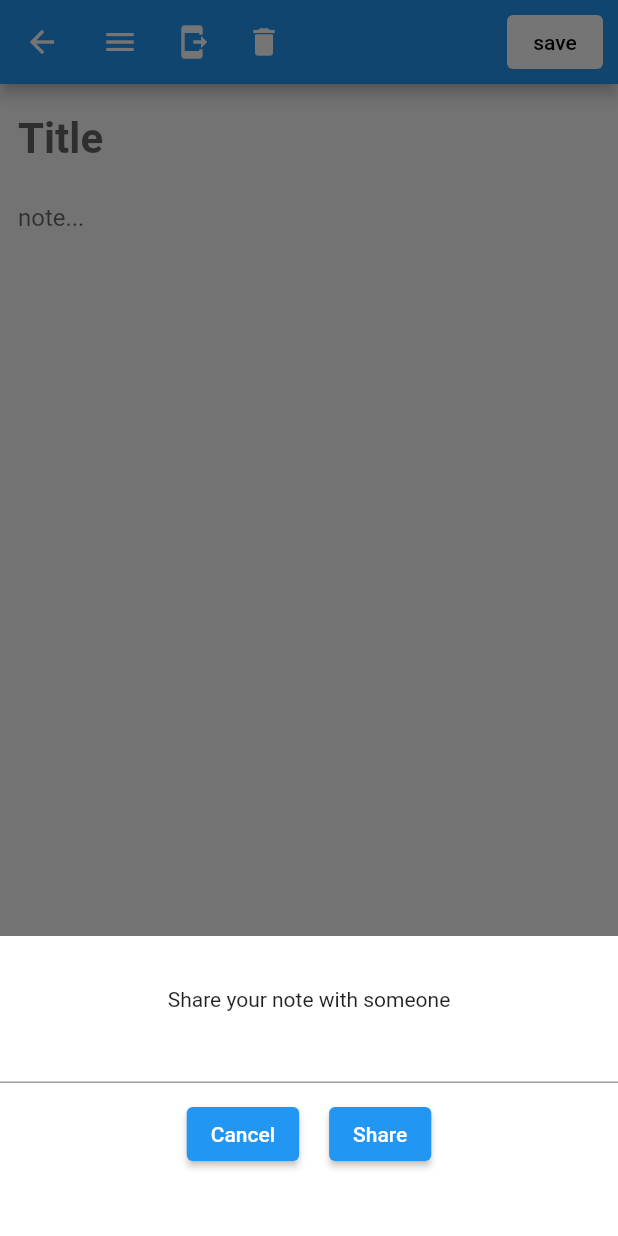
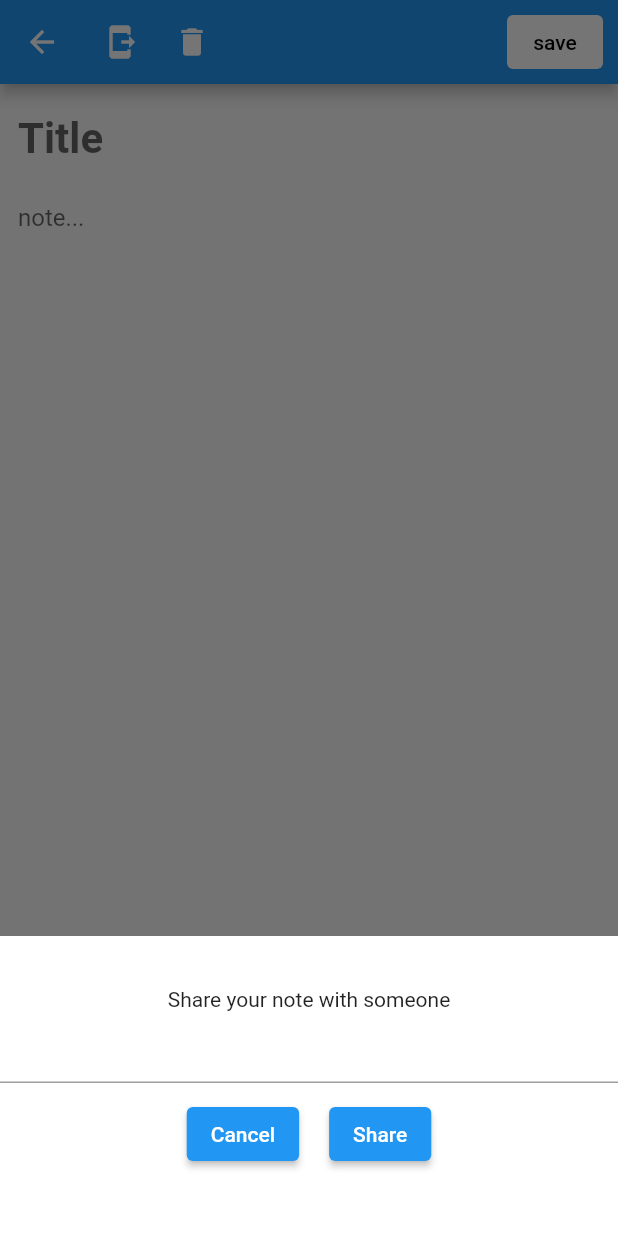
Before and after one commit to jimmytran005/at_notes, a Flutter app: the AddNote screen opened directly with empty values, after a tap on the "send to mobile" icon, on a phone screen of 412 x 824 dp. Run offline on Flutter 3.47's test engine with Material 2 defaults, Android fonts, the phone set to English and light mode, and no system bars; our stand-ins replace community_material_icon; missing offline and left inert: at_app_flutter, at_client_mobile, at_commons, at_onboarding_flutter, at_utils.

Commit message:
clean up

```diff
--- a/lib/components/EditorProvider.dart
+++ b/lib/components/EditorProvider.dart
@@ -1,6 +1,7 @@
 import 'package:flutter/material.dart';
 import 'Text_Field.dart';
 
+// This is the editor component that is within the add notes page
 class EditorProvider extends ChangeNotifier {
   List<FocusNode> _nodes = [];
   List<TextEditingController> _text = [];
--- a/lib/components/KeyBoardToolBar.dart
+++ b/lib/components/KeyBoardToolBar.dart
@@ -2,6 +2,7 @@ import 'package:community_material_icon/community_material_icon.dart';
 import 'package:flutter/material.dart';
 import 'Text_Field.dart';
 
+// This is the keyboard tool bar component
 class KeyBoardToolbar extends StatelessWidget {
   const KeyBoardToolbar(
       {Key? key, required this.onSelected, required this.selectedType})
--- a/lib/components/TextEditor.dart
+++ b/lib/components/TextEditor.dart
@@ -4,6 +4,7 @@ import 'EditorProvider.dart';
 import 'KeyBoardToolBar.dart';
 import 'Text_Field.dart';
 
+// This is the text editor component that is used within the add notes screen
 class TextEditor extends StatefulWidget {
   TextEditor({Key? key}) : super(key: key);
 
--- a/lib/components/note.dart
+++ b/lib/components/note.dart
@@ -56,7 +56,7 @@ class Note extends StatelessWidget {
                             Text(
                                 description!.substring(
                                         0,
-                                        (description!.length > 15)
+                                        (description!.length > 30)
                                             ? 22
                                             : description!.length) +
                                     ".....",
--- a/lib/main.dart
+++ b/lib/main.dart
@@ -14,6 +14,7 @@ import 'package:at_notes/utils/constants.dart' as constants;
 import 'package:at_notes/screens/home.dart';
 import 'package:at_notes/screens/add_note.dart';
 
+// The main function that executes the app
 Future<void> main() async {
   await AtEnv.load();
   runApp(const MyApp());
@@ -37,6 +38,7 @@ class MyApp extends StatefulWidget {
   _MyAppState createState() => _MyAppState();
 }
 
+// Main app widget
 class _MyAppState extends State<MyApp> {
   // * load the AtClientPreference in the background
   Future<AtClientPreference> futurePreference = loadAtClientPreference();
@@ -136,12 +138,12 @@ class MainWidget extends StatelessWidget {
     return MaterialApp(
       title: 'Named Routes Demo',
       // Start the app with the "/" named route. In this case, the app starts
-      // on the FirstScreen widget.
+      // on the HomeScreen widget.
       initialRoute: '/',
       routes: {
         // When navigating to the "/" route, build the HomeScreen widget.
         '/': (context) => HomeScreen(),
-        // When navigating to the "/note" route, build the TakenotesScreen widget.
+        // When navigating to the "/note" route, build the AddNote widget.
         '/note': (context) => AddNote(),
       },
     );
--- a/lib/model/NoteModel.dart
+++ b/lib/model/NoteModel.dart
@@ -1,3 +1,4 @@
+// This is the class that models the Note instances
 class NoteModel {
   late String id;
   late String title;
--- a/lib/screens/add_note.dart
+++ b/lib/screens/add_note.dart
@@ -44,15 +44,6 @@ class _AddNoteState extends State<AddNote> {
           mainAxisAlignment: MainAxisAlignment.start,
           crossAxisAlignment: CrossAxisAlignment.center,
           children: <Widget>[
-            IconButton(
-              icon: Icon(Icons.menu),
-              onPressed: () {
-                // TESTING....  retrieveSharedNotes() to see the shared instances
-                // noteService.retrieveSharedNotes();
-                // noteService.clearAllNotes();
-                // noteService.getSharedNotes();
-              },
-            ),
             IconButton(
               icon: Icon(Icons.send_to_mobile),
               onPressed: () async {
--- a/lib/screens/home.dart
+++ b/lib/screens/home.dart
@@ -4,6 +4,7 @@ import 'package:at_notes/services/at_note_service.dart';
 import 'package:flutter/material.dart';
 import 'package:at_notes/components/note.dart';
 
+// Home screen that shows all of the user's notes
 class HomeScreen extends StatelessWidget {
   const HomeScreen({Key? key}) : super(key: key);
 
@@ -101,6 +102,7 @@ class NavigationDrawerWidget extends StatelessWidget {
     String atSign = noteService.getUserAtSign();
 
     final padding = EdgeInsets.symmetric(horizontal: 20);
+    // A drawer menu that has selections Shared Notes, Favoroutes, and Recent Deleted notes
     return Drawer(
         child: Material(
       color: Colors.blue,
@@ -131,6 +133,7 @@ class NavigationDrawerWidget extends StatelessWidget {
     ));
   }
 
+  // Function to build the widget menu for the drawer
   Widget buildMenuItem({
     required String text,
     required IconData icon,
@@ -146,6 +149,7 @@ class NavigationDrawerWidget extends StatelessWidget {
     );
   }
 
+  // Function to build the user welcome message on the drawer
   Widget buildUserWelcome({
     required String text,
     VoidCallback? onClicked,
@@ -159,6 +163,7 @@ class NavigationDrawerWidget extends StatelessWidget {
     );
   }
 
+  // Function to select an item on the drawer
   void selectedItem(BuildContext context, int index) {
     switch (index) {
       case 0:
--- a/lib/utils/constants.dart
+++ b/lib/utils/constants.dart
@@ -1,8 +1,7 @@
-// Constants
+// Constants that will be used throughout the app
 class App {
   static String appNamespace = 'at_notes';
   static String regex = '.$appNamespace@';
-  //static String regex = '^(?!cached).*notes.*';
   static String rootDomain = 'root.atsign.org';
   static String splitter = '@_@';
 }
```
Also changed, not shown: lib/components/Text_Field.dart (+9 -15 lines), lib/screens/shared_note.dart (+3 -9 lines), lib/services/at_note_service.dart (+2 -5 lines).
